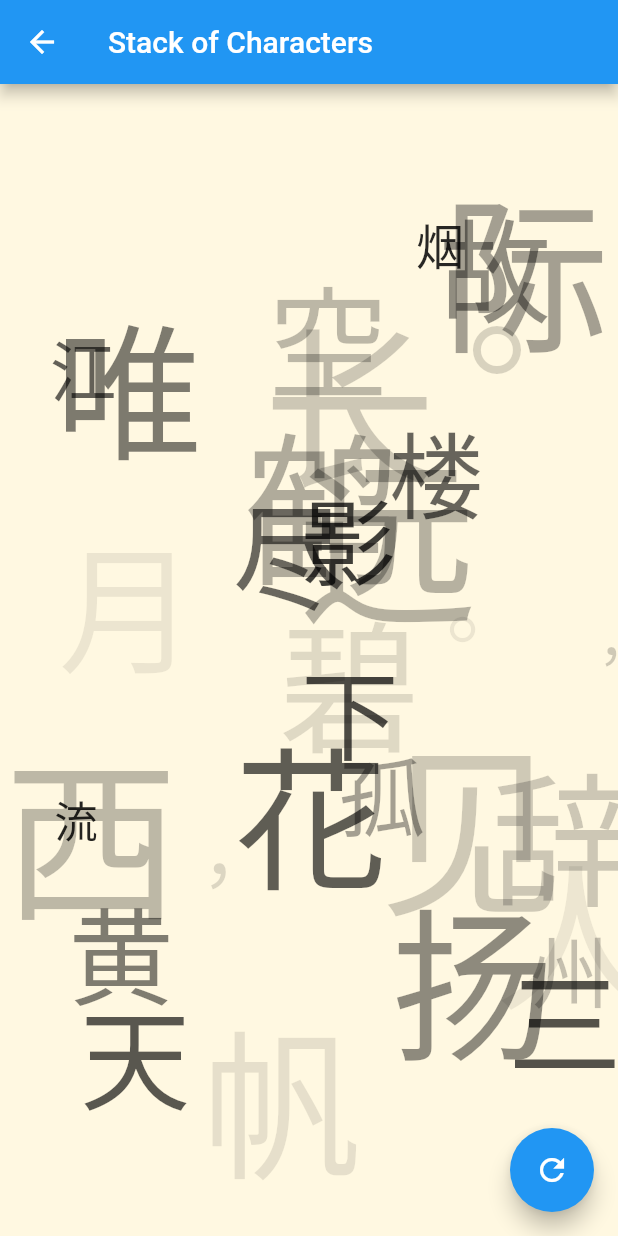
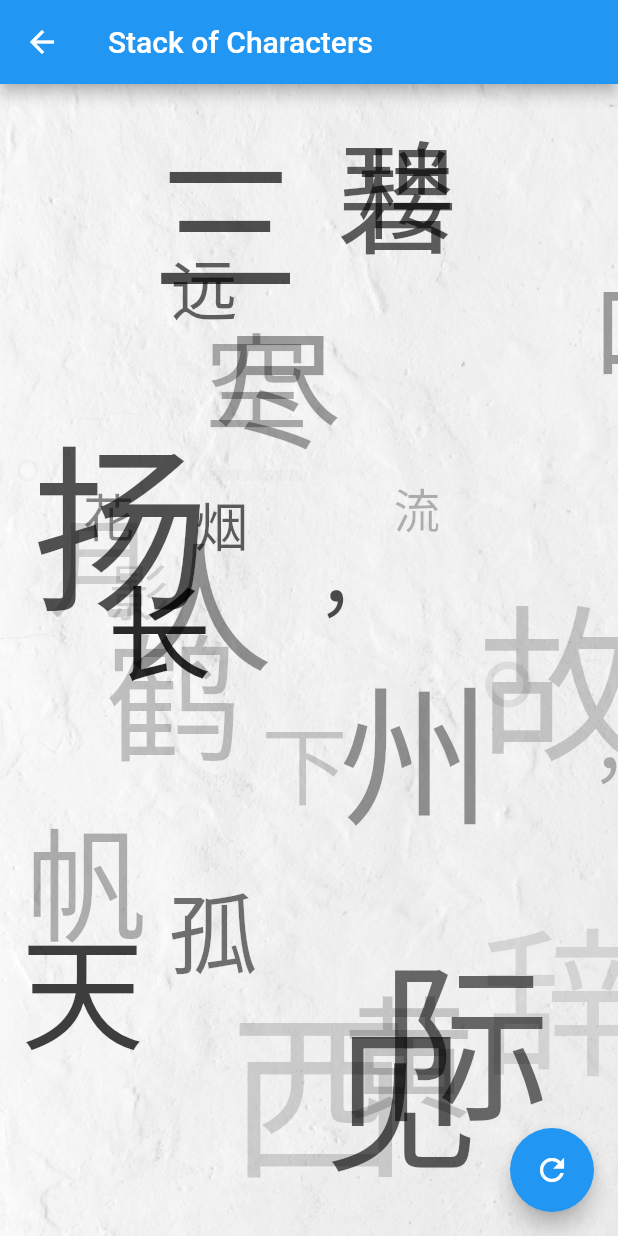
Before and after one commit to InMatrix/ui_as_code_study, a Flutter app: the StackCharacters screen opened directly, on a phone screen of 412 x 824 dp. Run offline on Flutter 3.47's test engine with Material 2 defaults, Android fonts, the phone set to English and light mode, and no system bars.

```diff
--- a/lib/stack_characters.dart
+++ b/lib/stack_characters.dart
@@ -35,8 +35,19 @@ class _StackCharactersState extends State<StackCharacters> {
     final random = Random();
     final topMax = 600.0;
     final leftMax = 400.0;
+    final backgroundImage = random.nextBool();
+
     List<Widget> stackContent = [
-      Container(color: Colors.amber.shade50),
+      Container(
+        color: Colors.amber.shade50,
+        child: backgroundImage
+            ? Image.asset(
+                "images/paper.jpeg",
+                fit: BoxFit.cover,
+                height: double.infinity,
+              )
+            : null,
+      ),
     ];
     for (var char in characters) {
       var top = random.nextDouble() * topMax;
--- a/pubspec.yaml
+++ b/pubspec.yaml
@@ -37,9 +37,8 @@ flutter:
   uses-material-design: true
 
   # To add assets to your application, add an assets section, like this:
-  # assets:
-  #  - images/a_dot_burr.jpeg
-  #  - images/a_dot_ham.jpeg
+  assets:
+    - images/paper.jpeg
 
   # An image asset can refer to one or more resolution-specific "variants", see
   # https://flutter.io/assets-and-images/#resolution-aware.
```
Also changed, not shown: images/paper.jpeg (added).
